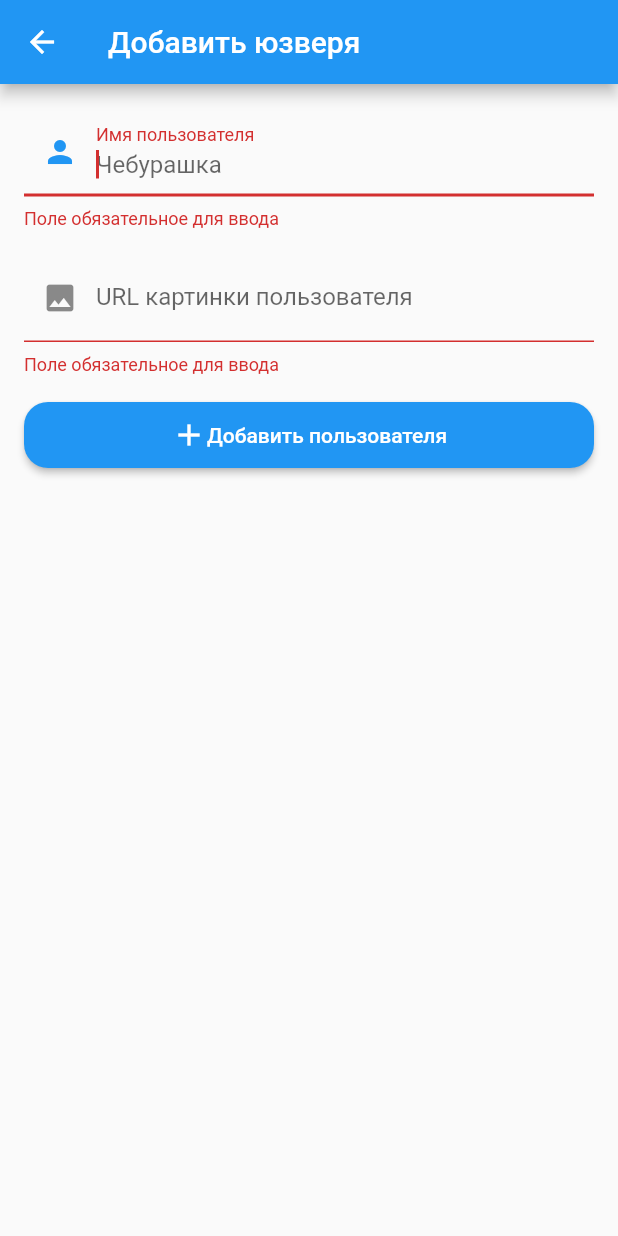
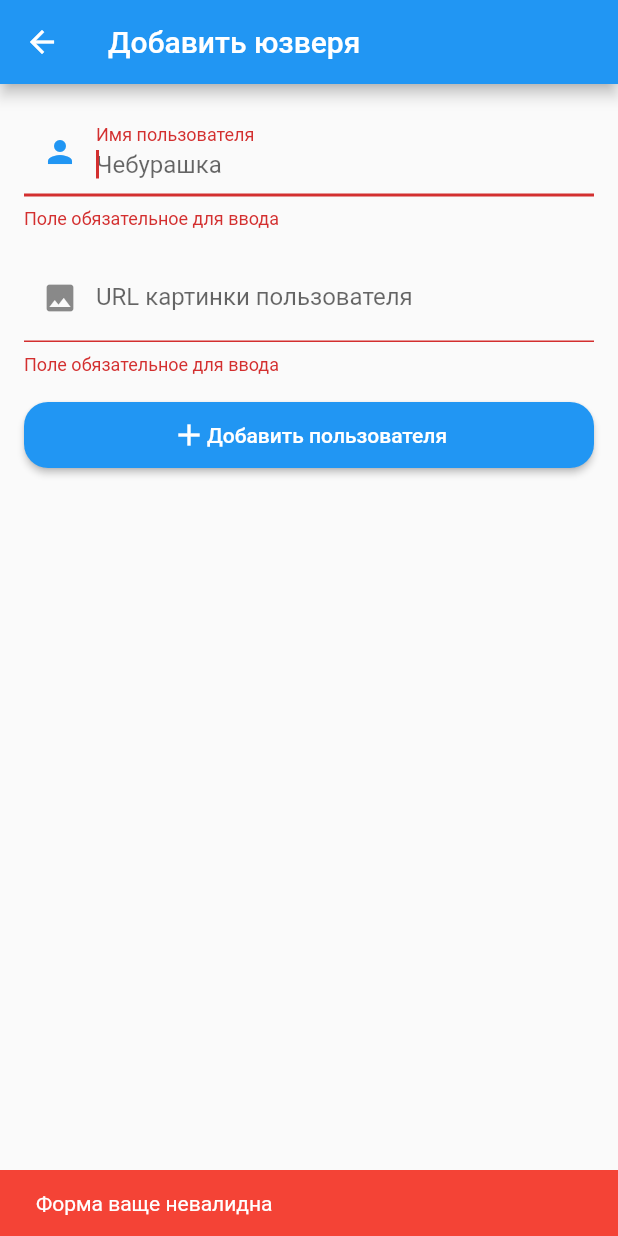
Before and after one commit to tori-getz/first-flutter-app, a Flutter app: the AddUserPage screen opened by its route, after a tap on "Добавить пользователя", on a phone screen of 412 x 824 dp. Run offline on Flutter 3.47's test engine with Material 2 defaults, Android fonts, the phone set to English and light mode, and no system bars; network calls fail.

Commit message:
add more features

```diff
--- a/lib/data/users.dart
+++ b/lib/api/users.dart
@@ -1,4 +1,4 @@
-import 'package:flutter_first_app/models/user_model.dart';
+import 'package:flutter_first_app/models/user.dart';
 
 List<User> users = [
   User(
@@ -10,3 +10,7 @@ List<User> users = [
           'https://sun1.userapi.com/sun1-93/s/v1/ig2/X9JvNwNvgau7NMd_9ktC5HL8-aWkSFOTHPkK4mxZMt_QXgtkl7DrBhLVIcsb6wwwdoP9IwP8mZC_Fy83E47s4mwE.jpg?size=1080x720&quality=96&type=album',
       name: 'Гецулечка'),
 ];
+
+Future<List<User>> getUsers() async {
+  return users;
+}
--- /dev/null
+++ b/lib/models/user.dart
@@ -0,0 +1,6 @@
+class User {
+  late String image;
+  late String name;
+
+  User({required this.name, required this.image});
+}
--- a/lib/models/user_model.dart
+++ /dev/null
@@ -1,6 +0,0 @@
-class User {
-  final String image;
-  final String name;
-
-  User({required this.image, required this.name});
-}
--- a/lib/pages/add_user_page.dart
+++ b/lib/pages/add_user_page.dart
@@ -1,7 +1,7 @@
-import 'dart:developer';
-
 import 'package:flutter/material.dart';
 import 'package:flutter/services.dart';
+import 'package:flutter_first_app/models/user.dart';
+import 'package:http/http.dart' as http;
 
 class AddUserPage extends StatefulWidget {
   const AddUserPage({super.key});
@@ -12,21 +12,44 @@ class AddUserPage extends StatefulWidget {
   }
 }
 
+enum MessageType {
+  success,
+  error,
+}
+
+enum FormFields { name, image }
+
 class _AddUserPage extends State<AddUserPage> {
-  late bool _imageValid;
+  late User newUser = User(name: '', image: '');
+  // фу бля говнокод
+  bool _showClearName = false;
+  bool _showClearImage = false;
 
   final _formkey = GlobalKey<FormState>();
+  final _scaffoldKey = GlobalKey<ScaffoldState>();
 
   final _nameController = TextEditingController();
   final _imageController = TextEditingController();
 
   final _nameFocus = FocusNode();
   final _imageFocus = FocusNode();
+  final _submitFocus = FocusNode();
 
   @override
   void initState() {
-    _imageValid = false;
     super.initState();
+
+    _nameController.addListener(() {
+      setState(() {
+        _showClearName = _nameController.text.isNotEmpty;
+      });
+    });
+
+    _imageController.addListener(() {
+      setState(() {
+        _showClearImage = _imageController.text.isNotEmpty;
+      });
+    });
   }
 
   @override
@@ -34,16 +57,37 @@ class _AddUserPage extends State<AddUserPage> {
     _nameController.dispose();
     _imageController.dispose();
 
+    _nameFocus.dispose();
+    _imageFocus.dispose();
+    _submitFocus.dispose();
+
     super.dispose();
   }
 
-  void _submitForm() async {
-    if (!_formkey.currentState!.validate()) return;
+  void _submitForm(BuildContext context) {
+    if (!_formkey.currentState!.validate()) {
+      _showMessage(context, MessageType.error, 'Форма ваще невалидна');
+      return;
+    }
 
     _formkey.currentState!.save();
 
-    print('name: ${_nameController.text}');
-    print('image: ${_imageController.text}');
+    _showMessage(context, MessageType.success,
+        'Пользователь ${_nameController.text} добавлен');
+
+    Navigator.pop(context, newUser);
+  }
+
+  void _showMessage(BuildContext context, MessageType type, String message) {
+    Color _snackbarColor =
+        type == MessageType.success ? Colors.green : Colors.red;
+
+    SnackBar _snackBar = SnackBar(
+      content: Text(message),
+      backgroundColor: _snackbarColor,
+    );
+
+    ScaffoldMessenger.of(context).showSnackBar(_snackBar);
   }
 
   void _fieldFocusChange(
@@ -52,10 +96,23 @@ class _AddUserPage extends State<AddUserPage> {
     FocusScope.of(context).requestFocus(nextNode);
   }
 
+  GestureDetector? _clearField(
+      bool showClearButton, TextEditingController controller) {
+    if (!showClearButton) return null;
+
+    return GestureDetector(
+      onTap: () {
+        controller.clear();
+        setState(() {});
+      },
+      child: const Icon(Icons.close),
+    );
+  }
+
   @override
   Widget build(BuildContext context) {
     final ButtonStyle submitStyle = ElevatedButton.styleFrom(
-        padding: EdgeInsets.all(10.0),
+        padding: const EdgeInsets.all(10.0),
         shape:
             RoundedRectangleBorder(borderRadius: BorderRadius.circular(16.0)));
 
@@ -65,6 +122,7 @@ class _AddUserPage extends State<AddUserPage> {
             'Добавить юзверя',
           ),
         ),
+        key: _scaffoldKey,
         body: Form(
           key: _formkey,
           child: ListView(
@@ -77,34 +135,43 @@ class _AddUserPage extends State<AddUserPage> {
                   _fieldFocusChange(context, _nameFocus, _imageFocus);
                 },
                 controller: _nameController,
-                  decoration: const InputDecoration(
+                decoration: InputDecoration(
                   labelText: 'Имя пользователя',
                   hintText: 'Чебурашка',
-                    prefixIcon: Icon(Icons.person),
-                    focusedBorder: OutlineInputBorder(
+                  prefixIcon: const Icon(Icons.person),
+                  suffixIcon: _clearField(_showClearName, _nameController),
+                  focusedBorder: const OutlineInputBorder(
                       borderRadius: BorderRadius.all(Radius.circular(20.0)),
                       borderSide: BorderSide(color: Colors.blue, width: 2.5)),
                 ),
                 inputFormatters: [LengthLimitingTextInputFormatter(18)],
-                  validator: _validateName),
+                validator: _validateName,
+                onSaved: (val) => newUser.name = val!,
+              ),
               const SizedBox(height: 16),
               TextFormField(
                 focusNode: _imageFocus,
+                onFieldSubmitted: (_) {
+                  _fieldFocusChange(context, _imageFocus, _submitFocus);
+                },
                 controller: _imageController,
-                decoration: const InputDecoration(
+                decoration: InputDecoration(
                   labelText: 'URL картинки пользователя',
                   hintText: 'Да вводи, не ссы',
-                  prefixIcon: Icon(Icons.image),
-                  focusedBorder: OutlineInputBorder(
+                  prefixIcon: const Icon(Icons.image),
+                  suffixIcon: _clearField(_showClearImage, _imageController),
+                  focusedBorder: const OutlineInputBorder(
                       borderRadius: BorderRadius.all(Radius.circular(20.0)),
                       borderSide: BorderSide(color: Colors.blue, width: 2.5)),
                 ),
                 validator: _validateImage,
+                onSaved: (val) => newUser.image = val!,
               ),
               const SizedBox(height: 16),
               ElevatedButton(
+                focusNode: _submitFocus,
                 style: submitStyle,
-                onPressed: _submitForm,
+                onPressed: () => _submitForm(context),
                 child: Row(
                   mainAxisAlignment: MainAxisAlignment.center,
                   children: const [
--- a/lib/pages/user_page.dart
+++ b/lib/pages/user_page.dart
@@ -1,5 +1,5 @@
 import 'package:flutter/material.dart';
-import 'package:flutter_first_app/models/user_model.dart';
+import 'package:flutter_first_app/models/user.dart';
 
 class UserPage extends StatelessWidget {
   late User user;
--- a/pubspec.yaml
+++ b/pubspec.yaml
@@ -36,6 +36,8 @@ dependencies:
   # The following adds the Cupertino Icons font to your application.
   # Use with the CupertinoIcons class for iOS style icons.
   cupertino_icons: ^1.0.2
+  intl: ^0.18.0
+  http: ^0.13.5
 
 dev_dependencies:
   flutter_test:
```
Also changed, not shown: lib/api/posts.dart (added, +27 -0 lines), lib/main.dart (+7 -1 lines), lib/models/comment.dart (added, +67 -0 lines), lib/models/post.dart (added, +52 -0 lines), lib/pages/comments_page.dart (added, +81 -0 lines), lib/pages/home_page.dart (+99 -30 lines), lib/pages/posts_page.dart (added, +89 -0 lines), lib/widgets/counter.dart (added, +52 -0 lines), lib/widgets/user_button.dart (+6 -2 lines), pubspec.lock. Lines whose indentation alone changed are shown as unchanged.
